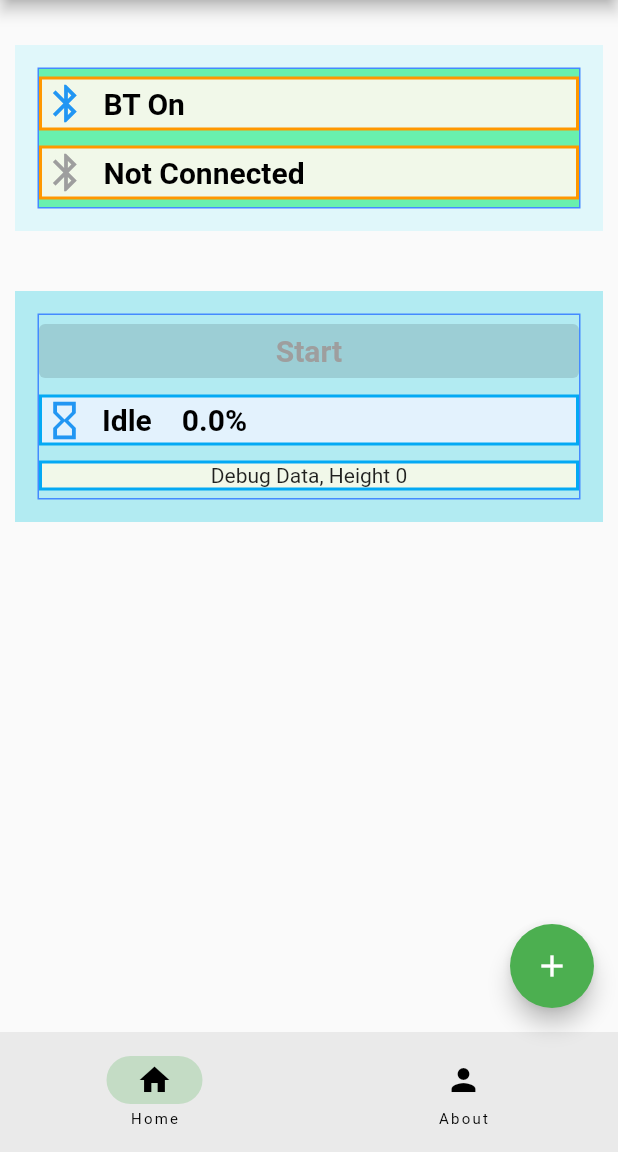
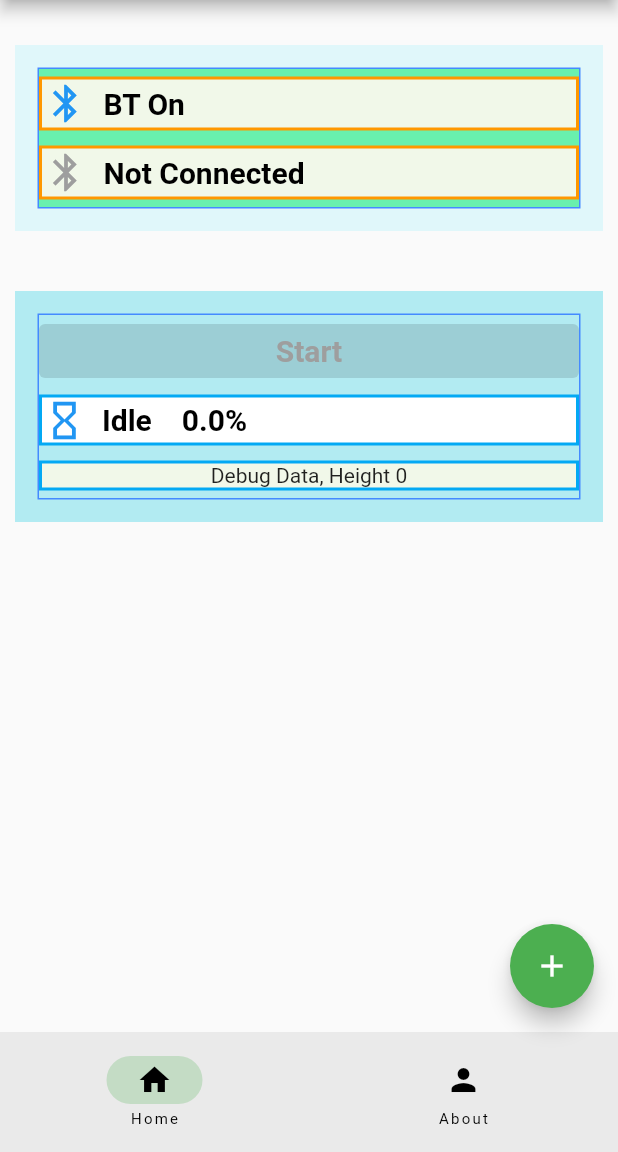
Before and after one commit to AsiGlassi/DoughFermentationApp, a Flutter app: the screen it shows after launch, on a phone screen of 412 x 824 dp, the part 84-1236 px from its top. Run offline on Flutter 3.47's test engine with Material 2 defaults, Android fonts, the light colour scheme and no system bars; our stand-ins replace convert, flutter_blue.

Commit message:
Fix Start Stop, Add colors to status

```diff
--- a/lib/home_page.dart
+++ b/lib/home_page.dart
@@ -17,6 +17,15 @@ const String CHARACTERISTIC_STATUS_UUID = "a1990b88-249f-45b2-a0b2-ba0f1f90ca0a"
 const String CHARACTERISTIC_DESIRED_FERMENTATION_UUID = "b1f4f8ec-efd5-4fd9-be66-09bbb9baa1da";
 
 enum DoughServcieStatusEnum { idle, Connected, Fermenting, ReachedDesiredFerm, OverFerm, Error }
+final List<Color> doughServcieStatuColors = <Color>[
+  const Color.fromARGB(0xFF, 0xFF, 0xFF, 0xFF), //GRB 0xFFFFFF,
+  const Color.fromARGB(0xFF, 0xAC, 0x61, 0x99), //GRB 0xAC6199
+  const Color.fromARGB(0xFF, 0xFF, 0xFF, 0x88), //GRB 0xFFFF88
+  const Color.fromARGB(0xFF, 0x33, 0xFF, 0x33), //GRB 0x33FF33
+  const Color.fromARGB(0xFF, 0xFF, 0x75, 0x33), //GRB 0xFF7533
+  const Color.fromARGB(0xFF, 0xEE, 0x33, 0x33)  //GRB 0xEE3333
+];
+
 
 class HomePage extends StatefulWidget {
   const HomePage({Key? key}) : super(key: key);
@@ -26,6 +35,7 @@ class HomePage extends StatefulWidget {
 }
 
 class _HomePageState extends State<HomePage> {
+  var cblack = Colors.black;
   bool statusChangeByUser = false;
 
   FlutterBlue flutterBlue = FlutterBlue.instance;
@@ -44,6 +54,7 @@ class _HomePageState extends State<HomePage> {
 
   @override
   Widget build(BuildContext context) {
+    final my_color_variable = Colors.red;
     return Center(
       child: Column(children: [
         // ElevatedButton(
@@ -170,25 +181,22 @@ class _HomePageState extends State<HomePage> {
                 children: [
                   ElevatedButton(
                     style: ElevatedButton.styleFrom(
-                      primary: Colors.blueAccent,
+                      backgroundColor: Colors.blueAccent,
                     ),
                     onPressed: (asiDoughDeviceState != BluetoothDeviceState.connected)
                         ? null
                         : () async {
-                            if ((doughServcieStatus == DoughServcieStatusEnum.idle) &&
-                                (asiDoughDeviceState == BluetoothDeviceState.connected)) {
-                              if (startStopCharactaristics != null) {
+                          if ((startStopCharactaristics != null) && (asiDoughDeviceState == BluetoothDeviceState.connected)) {
+                            if ((doughServcieStatus == DoughServcieStatusEnum.idle) || (doughServcieStatus == DoughServcieStatusEnum.Connected)) {
                                 debugPrint('Start Fermentation Monitoring.');
                                 await startStopCharactaristics?.write([0x1]);
-                              }
                             } else {
-                              if (startStopCharactaristics != null) {
                               debugPrint('Stop Fermentation Monitoring.');
                               await startStopCharactaristics?.write([0x0]);
                             }
                             }
                           },
-                    child: Text((doughServcieStatus != DoughServcieStatusEnum.idle) ? 'Stop' : 'Start',
+                    child: Text(((doughServcieStatus == DoughServcieStatusEnum.idle) || (doughServcieStatus == DoughServcieStatusEnum.Connected)) ? 'Start' : 'Stop',
                         style: TextStyle(
                           fontSize: 20,
                           fontWeight: FontWeight.bold,
@@ -198,7 +206,7 @@ class _HomePageState extends State<HomePage> {
                   //Fermentation Status -   idle, Fermenting, ReachedDesiredFerm, OverFerm, Error
                   Container(
                     decoration:
-                        BoxDecoration(color: Colors.blue[50], border: Border.all(color: Colors.lightBlue, width: 2.0)),
+                        BoxDecoration(color: doughServcieStatuColors[doughServcieStatus.index], border: Border.all(color: Colors.lightBlue, width: 2.0)),
                     margin: const EdgeInsets.symmetric(vertical: 5.0),
                     child: Row(mainAxisAlignment: MainAxisAlignment.start, mainAxisSize: MainAxisSize.max, children: [
                       //BT Icon
@@ -206,6 +214,8 @@ class _HomePageState extends State<HomePage> {
                         size: 30.0,
                         doughServcieStatus == DoughServcieStatusEnum.idle
                             ? Icons.hourglass_empty
+                            :doughServcieStatus == DoughServcieStatusEnum.Connected
+                            ? Icons.bluetooth_connected
                               : doughServcieStatus == DoughServcieStatusEnum.Fermenting
                                   ? Icons.hourglass_bottom
                                   : doughServcieStatus == DoughServcieStatusEnum.ReachedDesiredFerm
@@ -220,6 +230,8 @@ class _HomePageState extends State<HomePage> {
                         child: Text(
                           doughServcieStatus == DoughServcieStatusEnum.idle
                               ? 'Idle'
+                              : doughServcieStatus == DoughServcieStatusEnum.Connected
+                                ? 'Connected'
                                 : doughServcieStatus == DoughServcieStatusEnum.Fermenting
                                     ? 'Fermenting'
                                     : doughServcieStatus == DoughServcieStatusEnum.ReachedDesiredFerm
@@ -227,7 +239,7 @@ class _HomePageState extends State<HomePage> {
                                         : doughServcieStatus == DoughServcieStatusEnum.OverFerm
                                             ? 'Over Fermentation'
                                             : 'Error',
-                          style: const TextStyle(
+                          style: TextStyle(
                             fontSize: 20,
                             fontWeight: FontWeight.bold,
                             color: Colors.black,
```
Lines whose indentation alone changed are shown as unchanged.
